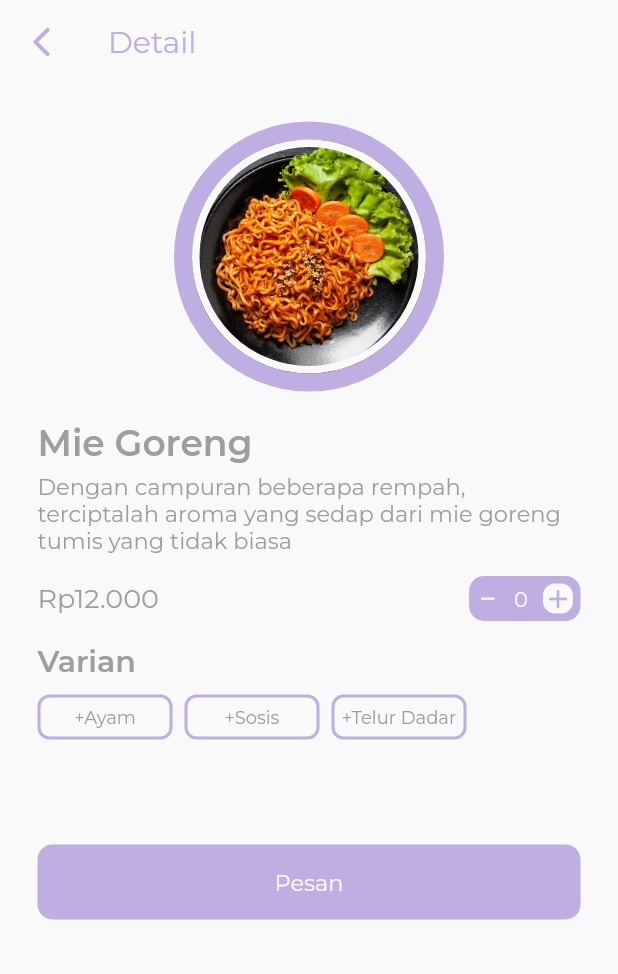
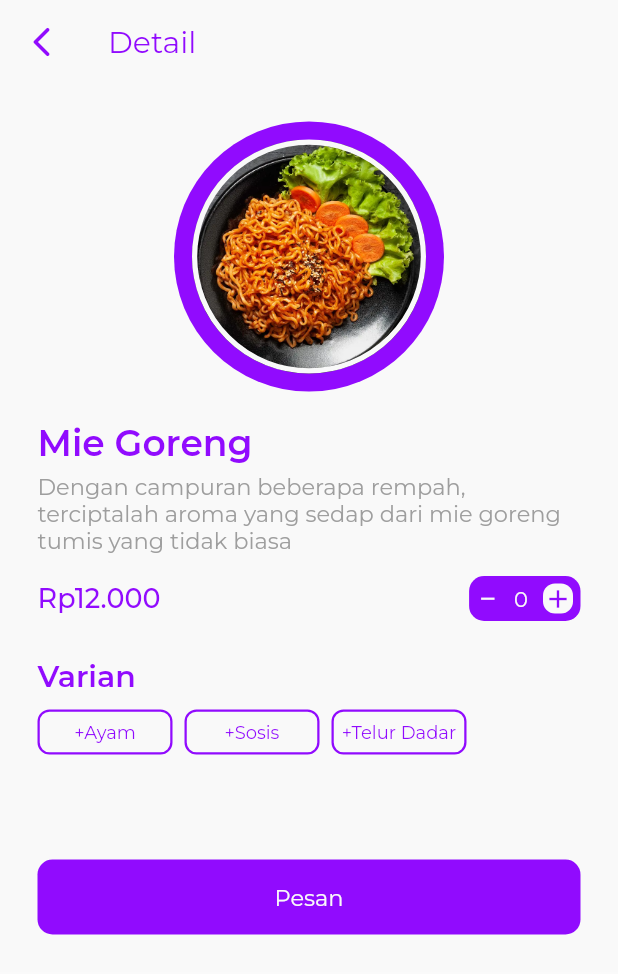
Before and after one commit to firazyn/markisafe-order, a Flutter app: the screen it shows after launch, after a tap on "Mie Goreng", on a phone screen of 412 x 824 dp. Shown: the top 974 px of the screen. Run offline on Flutter 3.47's test engine with Material 2 defaults, Android fonts, the phone set to English and light mode, and no system bars; our stand-ins replace google_fonts; project files that could hold a hidden picture were left out.

Commit message:
color change

```diff
--- a/lib/food_details.dart
+++ b/lib/food_details.dart
@@ -17,7 +17,7 @@ class MyApp extends StatelessWidget {
 
 class FoodDetails extends StatefulWidget {
   final Color primary = Color(0xfff9f9f9);
-  final Color headingColor = Color(0xffbeaee2);
+  final Color headingColor = Color(0xff910bfe);
   final name;
   final image;
   final desc;
@@ -72,7 +72,7 @@ class _FoodDetailsState extends State<FoodDetails> {
                       decoration: BoxDecoration(
                         border: Border.all(
                           color: widget.primary,
-                          width: 5.0,
+                          width: 3.5,
                         ),
                         shape: BoxShape.circle,
                         image: DecorationImage(
@@ -90,7 +90,7 @@ class _FoodDetailsState extends State<FoodDetails> {
                 widget.name,
                 style: GoogleFonts.montserrat(
                   fontWeight: FontWeight.w600,
-                  color: Colors.grey,
+                  color: widget.headingColor,
                   fontSize: 24,
                 ),
               ),
@@ -112,9 +112,9 @@ class _FoodDetailsState extends State<FoodDetails> {
                   Text(
                     'Rp${widget.price.toString()}',
                     style: GoogleFonts.montserrat(
-                      fontWeight: FontWeight.w400,
+                      fontWeight: FontWeight.w500,
                       fontSize: 18,
-                      color: Colors.grey,
+                      color: widget.headingColor,
                     ),
                   ),
                   QuantityBox(
@@ -124,12 +124,12 @@ class _FoodDetailsState extends State<FoodDetails> {
                   ),
                 ],
               ),
-              SizedBox(height: 15.0),
+              SizedBox(height: 25.0),
               Text(
                 "Varian",
                 style: GoogleFonts.montserrat(
                   fontWeight: FontWeight.w600,
-                  color: Colors.grey,
+                  color: widget.headingColor,
                   fontSize: 20,
                 ),
               ),
@@ -139,7 +139,7 @@ class _FoodDetailsState extends State<FoodDetails> {
                 headingColor: widget.headingColor,
                 variants: widget.variants,
               ),
-              SizedBox(height: 70.0),
+              SizedBox(height: 70),
               OrderButton(
                 primary: widget.primary,
                 headingColor: widget.headingColor,
@@ -242,6 +242,15 @@ class _VariantState extends State<Variant> {
   String selectedVariant;
   @override
   Widget build(BuildContext context) {
+    if (widget.variants == null) {
+      return Text(
+        'Varian lain tidak tersedia',
+        style: GoogleFonts.montserrat(
+          color: Colors.grey,
+          fontSize: 15,
+        ),
+      );
+    } else {
       return Container(
         height: 30,
         child: ListView.builder(
@@ -265,7 +274,7 @@ class _VariantState extends State<Variant> {
                         : widget.primary,
                     border: Border.all(
                       color: widget.headingColor,
-                    width: 2.0,
+                      width: 1.5,
                     ),
                   ),
                   child: Center(
@@ -274,8 +283,9 @@ class _VariantState extends State<Variant> {
                       style: GoogleFonts.montserrat(
                         color: widget.variants[index] == selectedVariant
                             ? widget.primary
-                          : Colors.grey,
+                            : widget.headingColor,
                         fontSize: 12,
+                        fontWeight: FontWeight.w400,
                       ),
                     ),
                   ),
@@ -285,6 +295,7 @@ class _VariantState extends State<Variant> {
           },
         ),
       );
+    }
   }
 }
 
--- a/lib/food_info_model.dart
+++ b/lib/food_info_model.dart
@@ -5,12 +5,13 @@ class FoodData {
   final foodDesc;
   final foodVariant;
 
-  FoodData(
-      {this.foodImage,
-      this.foodName,
-      this.foodPrice,
-      this.foodDesc,
-      this.foodVariant});
+  FoodData({
+    this.foodImage,
+    this.foodName,
+    this.foodPrice,
+    this.foodDesc,
+    this.foodVariant,
+  });
 }
 
 class CategoryList {
--- a/lib/main.dart
+++ b/lib/main.dart
@@ -19,7 +19,7 @@ class MyApp extends StatelessWidget {
 
 class MyHomePage extends StatefulWidget {
   final Color primary = Color(0xfff9f9f9);
-  final Color headingColor = Color(0xffbeaee2);
+  final Color headingColor = Color(0xff910bfe);
   @override
   _MyHomePageState createState() => _MyHomePageState();
 }
@@ -60,7 +60,7 @@ class _MyHomePageState extends State<MyHomePage> {
         child: Column(
           children: [
             Container(
-              height: MediaQuery.of(context).size.height - 120,
+              height: MediaQuery.of(context).size.height - 140,
               padding: EdgeInsets.all(5.0),
               decoration: BoxDecoration(
                 borderRadius: BorderRadius.only(
@@ -85,37 +85,9 @@ class _MyHomePageState extends State<MyHomePage> {
                     ),
                   ),
                   SizedBox(height: 25.0),
-                  SingleChildScrollView(
-                    scrollDirection: Axis.horizontal,
-                    child: Row(
-                      mainAxisAlignment: MainAxisAlignment.spaceBetween,
-                      children: <Widget>[
                   CategoriesCards(
-                          categoryImages: "semua",
-                          categoryText: "Semua",
-                        ),
-                        CategoriesCards(
-                          categoryImages: "nasi_goreng",
-                          categoryText: "Nasi Goreng",
-                        ),
-                        CategoriesCards(
-                          categoryImages: "mie",
-                          categoryText: "Mie/Kwetiau",
-                        ),
-                        CategoriesCards(
-                          categoryImages: "ayam",
-                          categoryText: "Ayam",
-                        ),
-                        CategoriesCards(
-                          categoryImages: "camilan",
-                          categoryText: "Camilan",
-                        ),
-                        CategoriesCards(
-                          categoryImages: "minuman",
-                          categoryText: "Minuman",
-                        ),
-                      ],
-                    ),
+                    primary: widget.primary,
+                    headingColor: widget.headingColor,
                   ),
                   SizedBox(height: 10.0),
                   Expanded(
@@ -163,17 +135,17 @@ class _MyHomePageState extends State<MyHomePage> {
             Flexible(
               child: BottomNavigationBar(
                 backgroundColor: widget.headingColor,
-                selectedItemColor: Color(0xfff7dbf0),
+                selectedItemColor: Color(0xff97e0fb),
                 unselectedItemColor: widget.primary,
                 elevation: 0,
                 items: const <BottomNavigationBarItem>[
                   BottomNavigationBarItem(
+                    icon: Icon(Icons.home),
+                    label: 'Beranda',
+                  ),
+                  BottomNavigationBarItem(
                     icon: Icon(Icons.settings_applications_outlined),
                     label: 'Pengaturan',
-                  ),
-                  BottomNavigationBarItem(
-                    icon: Icon(Icons.home),
-                    label: 'Beranda',
                   ),
                   BottomNavigationBarItem(
                     icon: Icon(Icons.photo_rounded),
@@ -190,12 +162,10 @@ class _MyHomePageState extends State<MyHomePage> {
 }
 
 class CategoriesCards extends StatefulWidget {
-  final Color primaryColor = Color(0xfff9f9f9);
-  final Color secondaryColor = Color(0xffbeaee2);
-  final categoryImages;
-  final categoryText;
+  final Color primary;
+  final Color headingColor;
 
-  CategoriesCards({this.categoryImages, this.categoryText});
+  CategoriesCards({this.primary, this.headingColor});
 
   @override
   _CategoriesCardsState createState() => _CategoriesCardsState();
@@ -205,10 +175,18 @@ class _CategoriesCardsState extends State<CategoriesCards> {
   String selectedCategory = "Semua";
   @override
   Widget build(BuildContext context) {
+    return Container(
+      width: MediaQuery.of(context).size.width,
+      height: 70,
+      child: ListView.builder(
+        scrollDirection: Axis.horizontal,
+        itemCount: categoryList.length,
+        itemBuilder: (context, index) {
+          final CategoryList categories = categoryList[index];
           return InkWell(
             onTap: () {
               setState(() {
-          selectedCategory = widget.categoryText;
+                selectedCategory = categories.categoryText;
               });
             },
             child: Padding(
@@ -220,34 +198,38 @@ class _CategoriesCardsState extends State<CategoriesCards> {
                     height: 50,
                     padding: EdgeInsets.all(10.0),
                     decoration: BoxDecoration(
-                color: widget.categoryText == selectedCategory
-                    ? widget.secondaryColor
-                    : widget.primaryColor,
+                      color: categories.categoryText == selectedCategory
+                          ? widget.headingColor
+                          : widget.primary,
                       border: Border.all(
-                  color: widget.secondaryColor,
+                        color: widget.headingColor,
+                        width: 1.5,
                       ),
                       borderRadius: BorderRadius.circular(10),
                     ),
                     child: Image.asset(
-                "assets/food_icons_lineal/${widget.categoryImages}.png",
-                color: widget.categoryText == selectedCategory
-                    ? widget.primaryColor
-                    : widget.secondaryColor,
+                      "assets/food_icons_lineal/${categories.categoryImages}.png",
+                      color: categories.categoryText == selectedCategory
+                          ? widget.primary
+                          : widget.headingColor,
                       width: 40,
                       height: 40,
                     ),
                   ),
                   SizedBox(height: 7),
                   Text(
-              widget.categoryText,
+                    categories.categoryText,
                     style: GoogleFonts.montserrat(
                       fontSize: 11,
                       fontWeight: FontWeight.w500,
-                color: widget.secondaryColor,
+                      color: widget.headingColor,
                     ),
                   )
                 ],
               ),
+            ),
+          );
+        },
       ),
     );
   }
@@ -255,7 +237,7 @@ class _CategoriesCardsState extends State<CategoriesCards> {
 
 class FoodInfo extends StatelessWidget {
   final Color primaryColor = Color(0xfff9f9f9);
-  final Color secondaryColor = Color(0xffbeaee2);
+  final Color secondaryColor = Color(0xff910bfe);
 
   final foodImage;
   final foodName;
@@ -313,7 +295,7 @@ class FoodInfo extends StatelessWidget {
                           "Rp$foodPrice",
                           style: GoogleFonts.montserrat(
                             fontSize: 11,
-                            fontWeight: FontWeight.w300,
+                            fontWeight: FontWeight.w400,
                             color: primaryColor,
                           ),
                         ),
```
Lines whose indentation alone changed are shown as unchanged.
